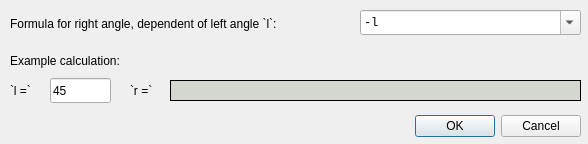
Old version of the form lsystemapp/angleformuladialog.ui in the repository patrickroocks/lsystem.
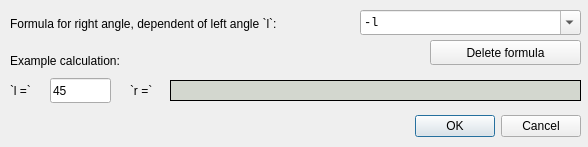
New version of the form.

Patch:
```diff
--- a/lsystemapp/angleformuladialog.ui
+++ b/lsystemapp/angleformuladialog.ui
@@ -7,7 +7,7 @@
     <x>0</x>
     <y>0</y>
     <width>588</width>
-    <height>144</height>
+    <height>147</height>
    </rect>
   </property>
   <property name="windowTitle">
@@ -168,6 +168,19 @@
     <enum>Qt::MarkdownText</enum>
    </property>
   </widget>
+  <widget class="QPushButton" name="cmdDeleteFormula">
+   <property name="geometry">
+    <rect>
+     <x>430</x>
+     <y>40</y>
+     <width>151</width>
+     <height>25</height>
+    </rect>
+   </property>
+   <property name="text">
+    <string>Delete formula</string>
+   </property>
+  </widget>
  </widget>
  <resources/>
  <connections>
```
